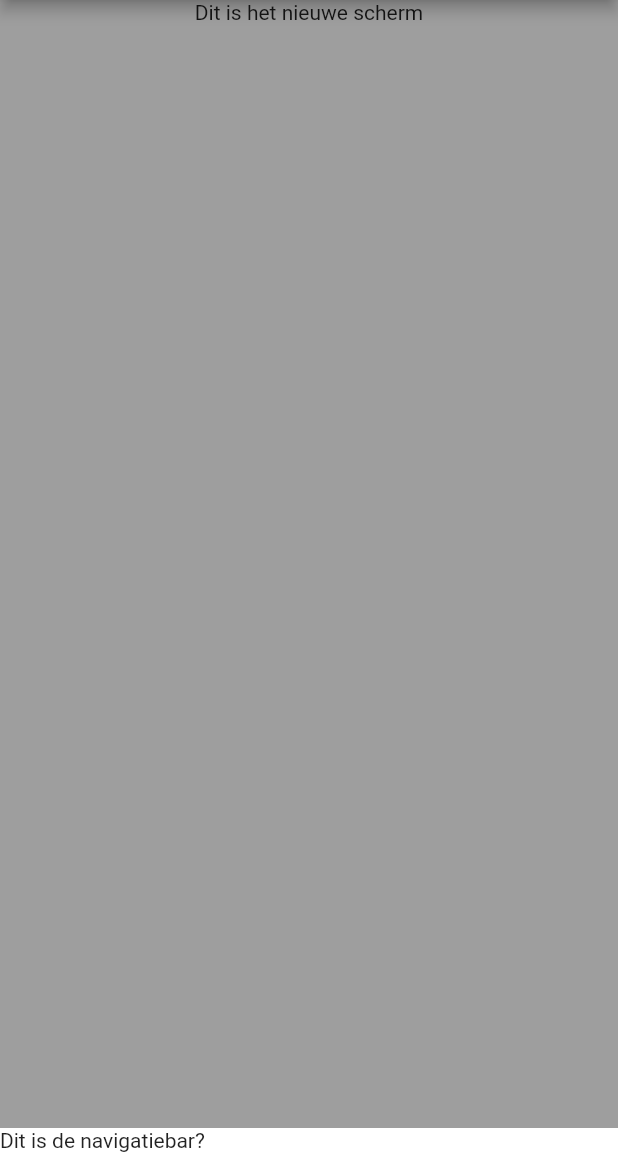
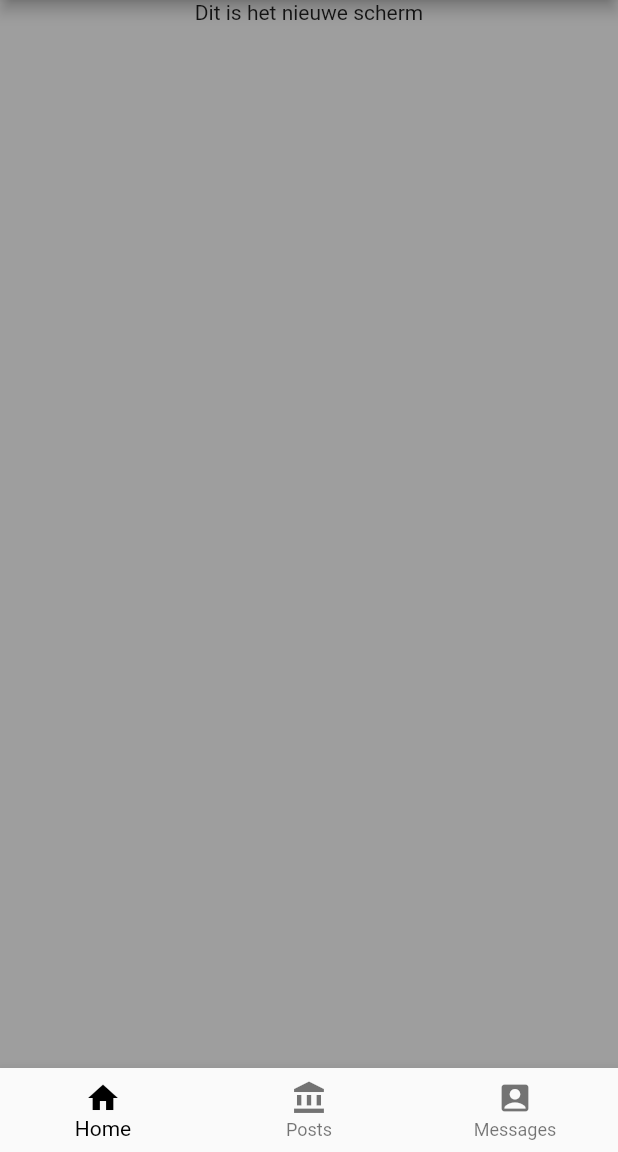
Before and after one commit to AlleeElias/eindproject_flutter, a Flutter app: the OpenScreenPage screen opened by its route, on a phone screen of 412 x 824 dp, the part 84-1236 px from its top. Run offline on Flutter 3.47's test engine with Material 2 defaults, Android fonts, the phone set to English and light mode, and no system bars.

Commit message:
created navbar buttons

```diff
--- a/lib/components/navigationbar.dart
+++ b/lib/components/navigationbar.dart
@@ -10,8 +10,15 @@ class NavigationWidget extends StatefulWidget {
 class _NavBarState extends State<NavigationWidget> {
   @override
   Widget build(BuildContext context) {
-    return Container(
+    return BottomNavigationBar(items: const <BottomNavigationBarItem>[
+      BottomNavigationBarItem(icon: Icon(Icons.home), label: 'Home'),
+      BottomNavigationBarItem(
+          icon: Icon(Icons.account_balance), label: 'Posts'),
+      BottomNavigationBarItem(icon: Icon(Icons.account_box), label: 'Messages')
+    ]);
+  }
+/*    return Container(
         decoration: const BoxDecoration(color: Colors.white),
         child: const Text('Dit is de navigatiebar?'));
-  }
+  }*/
 }
```
